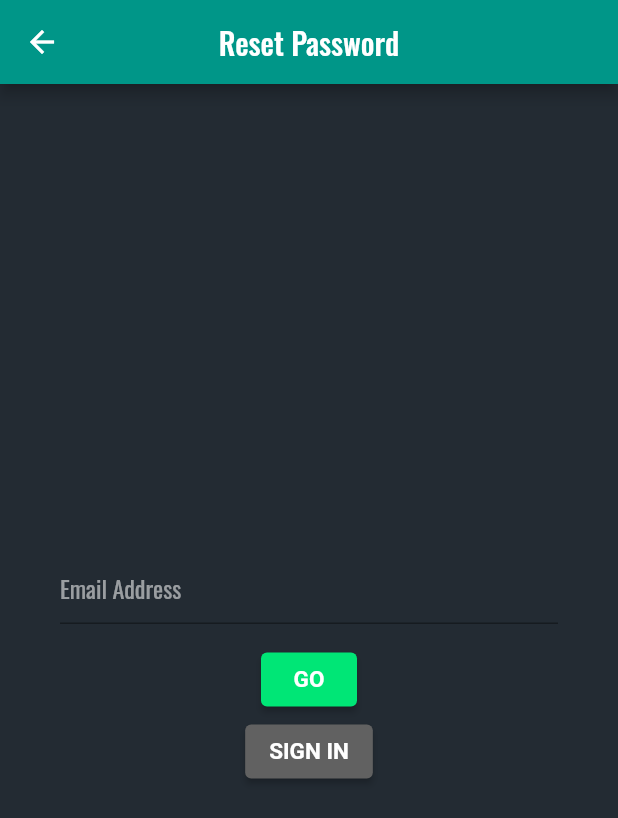
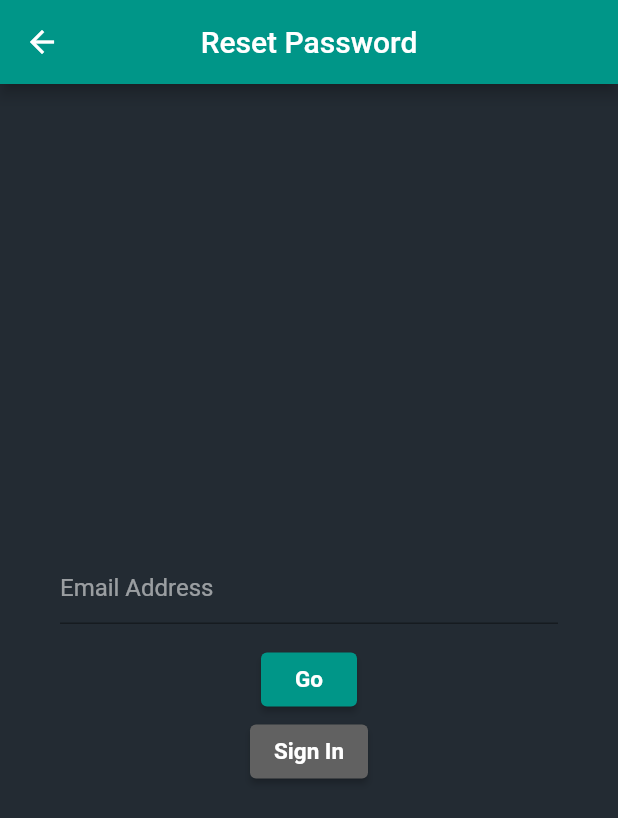
Before and after one commit to ygutgutia/LetterBoxd_Clone, a Flutter app: the ForgetPassword screen opened by its route, on a phone screen of 412 x 824 dp. Shown: the top 818 px of the screen. Run offline on Flutter 3.47's test engine with Material 2 defaults, Android fonts, the light colour scheme and no system bars; our stand-ins replace firebase_auth, firebase_core, fluttertoast, splashscreen; accounts and stored records are empty; Roboto replaces fonts that are missing (assets/Fonts/Oswald).

Commit message:
stable auth forget password

```diff
--- a/lib/loginPages/forgetPasswordPage.dart
+++ b/lib/loginPages/forgetPasswordPage.dart
@@ -1,17 +1,21 @@
 import 'package:flutter/material.dart';
 import 'package:flutter/rendering.dart';
+import 'package:fluttertoast/fluttertoast.dart';
 import '../themes.dart';
+import 'authentication_service.dart';
+import 'package:provider/provider.dart';
 
 class ForgetPassword extends StatefulWidget {
+
   @override
-  _ForgetPassClass createState() => _ForgetPassClass();
+  _ForgetPasswordState createState() => _ForgetPasswordState();
 }
 
-class _ForgetPassClass extends State<ForgetPassword> {
+class _ForgetPasswordState extends State<ForgetPassword> {
 
   final GlobalKey<FormState> _formKey = GlobalKey<FormState>();
-  bool mailSent = false;
-  String email;
+  final TextEditingController emailController = TextEditingController();
+  bool isUserLoading = false;
 
   @override
   Widget build(BuildContext context) {
@@ -41,11 +45,9 @@ class _ForgetPassClass extends State<ForgetPassword> {
                       Padding(
                         padding: const EdgeInsets.symmetric(vertical: 13.0),
                         child: TextFormField(
+                          controller: emailController,
                           style: TextStyle(color: formFieldTextColor),
                           keyboardType: TextInputType.emailAddress,
-                        onSaved: (String value) {
-                          email = value;
-                        },
                           decoration: const InputDecoration(
                             hintText: 'Email Address',
                             hintStyle: TextStyle(color: hintTextColor),
@@ -59,31 +61,32 @@ class _ForgetPassClass extends State<ForgetPassword> {
                         ),
                       ),
 
+                      isUserLoading ? CircularProgressIndicator() :
                       ElevatedButton(
-                      child: Text('GO'),
+                        child: Text('Go'),
                         style: ElevatedButton.styleFrom(
                           primary: elevatedButtonPrimaryColor1,
-                        // padding: EdgeInsets.symmetric(horizontal: 10, vertical: 10),
                           textStyle: TextStyle(
                             fontSize: 15,
-                          fontWeight: FontWeight.bold
+                            fontWeight: FontWeight.w600
                           )
                         ),
                         onPressed: () {
                           _formKey.currentState.save();
+                          setState(() { isUserLoading = true; });
                           if (_formKey.currentState.validate()) {
-                          Navigator.pop(context);
+                            forgetPasswordMail();
                           }
                         },
                       ),
 
                       ElevatedButton(
-                      child: Text('SIGN IN'),
+                        child: Text('Sign In'),
                         style: ElevatedButton.styleFrom(
                           primary: elevatedButtonPrimaryColor2,
                           textStyle: TextStyle(
                             fontSize: 15,
-                          fontWeight: FontWeight.bold
+                            fontWeight: FontWeight.w600
                           )
                         ),
                         onPressed: () {
@@ -98,6 +101,31 @@ class _ForgetPassClass extends State<ForgetPassword> {
             ),
           ),
         ),
-    ),);
+      ),
+    );
+  }
+
+  void forgetPasswordMail() async {
+    String returnMsg = await context.read<AuthenticationService>().forgetPassword(email: emailController.text.trim());
+    _formKey.currentState.reset();
+    setState(() { isUserLoading = false; });
+    if(returnMsg == "Success"){
+      Fluttertoast.showToast(
+        msg: 'Email notif Sent',
+        toastLength: Toast.LENGTH_SHORT,
+        gravity: ToastGravity.BOTTOM,
+        backgroundColor: elevatedButtonPrimaryColor2,
+        textColor: hintTextColor
+      );
+      Navigator.pop(context);
+    }else{
+      Fluttertoast.showToast(
+        msg: returnMsg,
+        toastLength: Toast.LENGTH_SHORT,
+        gravity: ToastGravity.BOTTOM,
+        backgroundColor: elevatedButtonPrimaryColor2,
+        textColor: hintTextColor
+      );
     }
   }
+}
--- a/lib/loginPages/loginpage.dart
+++ b/lib/loginPages/loginpage.dart
@@ -165,7 +165,7 @@ class _LoginClass extends State<LoginPage> {
         return regExp.hasMatch(value);
   }
 
-  void _submitForm() async{
+  void _submitForm() async {
 
     String returnMsg = (_currAuth == AuthPage.Login) ?
             await context.read<AuthenticationService>().signIn(email: emailEntered.trim(), password: passwordEntered.trim()) :
--- a/lib/main.dart
+++ b/lib/main.dart
@@ -18,12 +18,7 @@ void main() async {
   runApp(MyApp());
 }
 
-class MyApp extends StatefulWidget {
-  @override
-  _MyAppState createState() => _MyAppState();
-}
-
-class _MyAppState extends State<MyApp>{
+class MyApp extends StatelessWidget {
 
 	@override
 	Widget build(BuildContext context) {
@@ -43,7 +38,7 @@ class _MyAppState extends State<MyApp>{
         title: 'MyAppPage',
         theme: ThemeData(
           primarySwatch: primarySwatchColor,
-          fontFamily: 'Oswald',
+          fontFamily: 'assets/Fonts/Oswald',
         ),
 
         home: IntroScreen(),
--- a/lib/themes.dart
+++ b/lib/themes.dart
@@ -4,7 +4,7 @@ import 'package:flutter/rendering.dart';
 
 const Color primarySwatchColor = Colors.teal;
 const Color appBGColor = Color.fromRGBO(35,43,51,1);
-Color elevatedButtonPrimaryColor1 = Colors.greenAccent.shade400;
+Color elevatedButtonPrimaryColor1 = Colors.teal;
 Color elevatedButtonPrimaryColor2 = Colors.grey.shade700;
 const Color formFieldTextColor = Colors.white;
 const Color hintTextColor = Colors.white54;
```
Also changed, not shown: lib/loginPages/authentication_service.dart (+11 -1 lines), 1 other file. Lines whose indentation alone changed are shown as unchanged.
